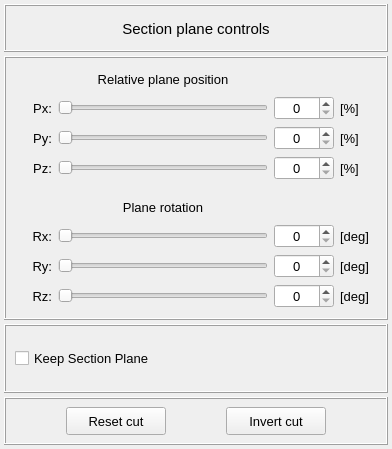
Old version of the form pulse/interface/data/ui_files/render/cutting_plane_inputs.ui in the repository open-pulse/OpenPulse.
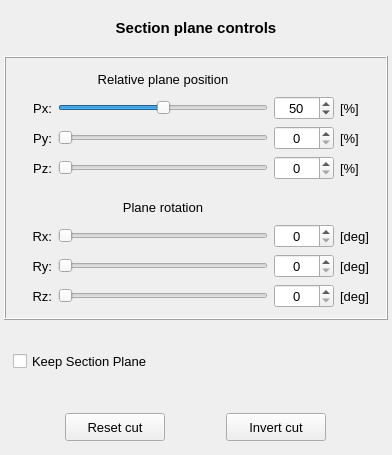
New version of the form.

Commit message: Fixes Section Plane Widget

What changed in the file:
```diff
--- a/pulse/interface/data/ui_files/render/cutting_plane_inputs.ui
+++ b/pulse/interface/data/ui_files/render/cutting_plane_inputs.ui
@@ -7,7 +7,7 @@
     <x>0</x>
     <y>0</y>
     <width>392</width>
-    <height>449</height>
+    <height>455</height>
    </rect>
   </property>
   <property name="windowTitle">
@@ -126,6 +126,9 @@
            <property name="maximum">
             <number>100</number>
            </property>
+           <property name="value">
+            <number>50</number>
+           </property>
           </widget>
          </item>
          <item row="3" column="2">
@@ -221,6 +224,9 @@
            <property name="maximum">
             <number>100</number>
            </property>
+           <property name="value">
+            <number>50</number>
+           </property>
            <property name="orientation">
             <enum>Qt::Horizontal</enum>
            </property>
@@ -701,7 +707,7 @@
       </size>
      </property>
      <property name="frameShape">
-      <enum>QFrame::Box</enum>
+      <enum>QFrame::NoFrame</enum>
      </property>
      <property name="frameShadow">
       <enum>QFrame::Raised</enum>
@@ -788,7 +794,7 @@
       </size>
      </property>
      <property name="frameShape">
-      <enum>QFrame::Box</enum>
+      <enum>QFrame::NoFrame</enum>
      </property>
      <property name="frameShadow">
       <enum>QFrame::Raised</enum>
@@ -811,6 +817,8 @@
         <property name="font">
          <font>
           <pointsize>11</pointsize>
+          <weight>75</weight>
+          <bold>true</bold>
          </font>
         </property>
         <property name="text">
@@ -827,7 +835,7 @@
    <item row="2" column="0">
     <widget class="QFrame" name="frame_6">
      <property name="frameShape">
-      <enum>QFrame::Box</enum>
+      <enum>QFrame::NoFrame</enum>
      </property>
      <property name="frameShadow">
       <enum>QFrame::Raised</enum>
```
The commit also changes 3 other files.
